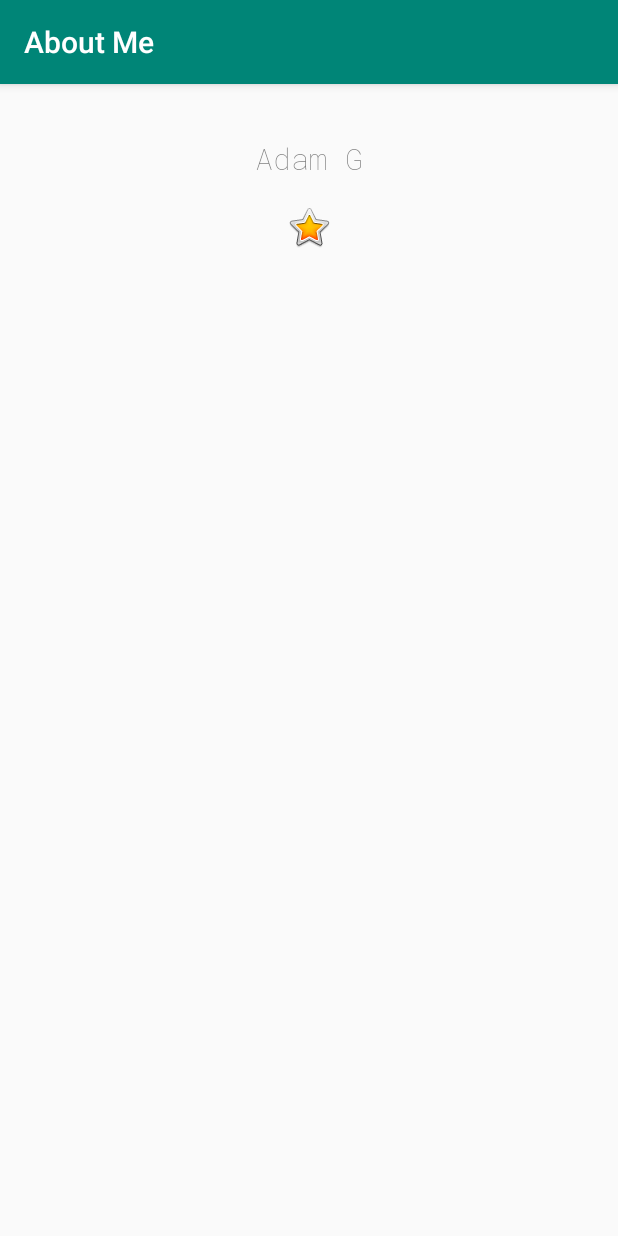
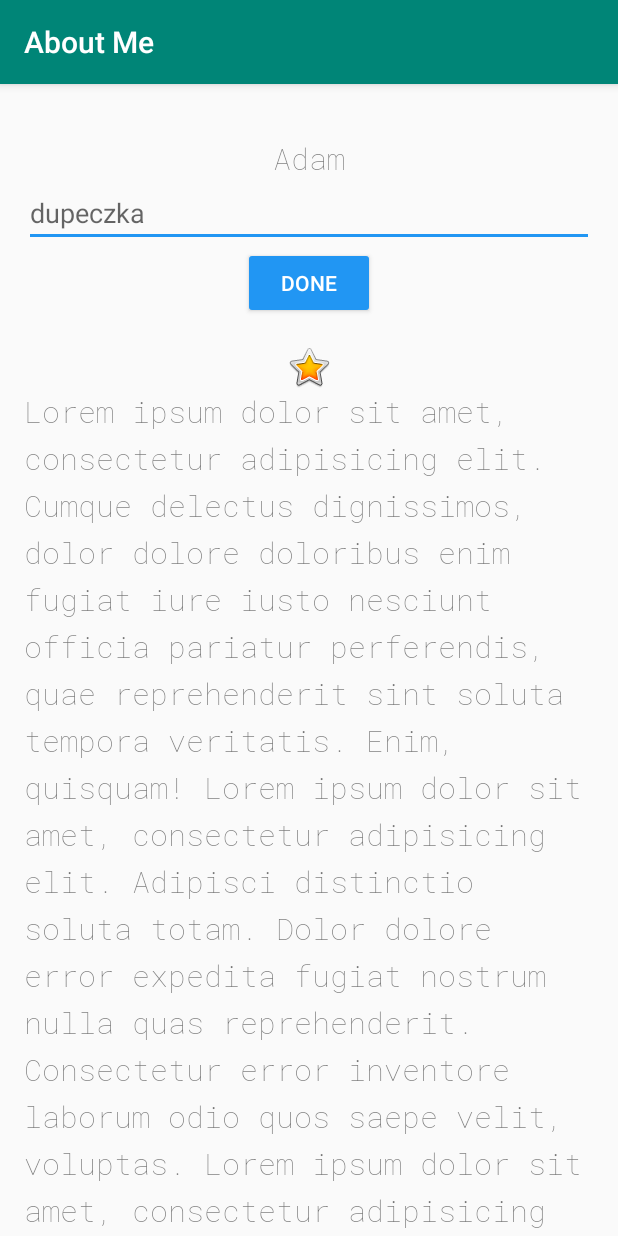
Before and after one commit to adamgajzlerowicz/android-tutorial, an Android app: the screen it shows after launch (MainActivity), on a phone screen of 412 x 824 dp. Run offline under Robolectric (Android 15) with nearby library versions, the phone set to English and light mode, and no system bars.

Commit message:
dupa udp

```diff
--- a/app/build.gradle
+++ b/app/build.gradle
@@ -30,4 +30,5 @@ dependencies {
     testImplementation 'junit:junit:4.12'
     androidTestImplementation 'com.android.support.test:runner:1.0.2'
     androidTestImplementation 'com.android.support.test.espresso:espresso-core:3.0.2'
+    implementation 'com.android.support:design:28.0.0'
 }
--- a/app/src/main/java/com/example/aboutme/MainActivity.kt
+++ b/app/src/main/java/com/example/aboutme/MainActivity.kt
@@ -1,12 +1,38 @@
 package com.example.aboutme
 
+import android.content.Context
 import android.support.v7.app.AppCompatActivity
 import android.os.Bundle
+import android.view.View
+import android.view.inputmethod.InputMethodManager
+import android.widget.Button
+import android.widget.EditText
+import android.widget.TextView
 
 class MainActivity : AppCompatActivity() {
 
     override fun onCreate(savedInstanceState: Bundle?) {
         super.onCreate(savedInstanceState)
         setContentView(R.layout.activity_main)
+
+        findViewById<Button>(R.id.done_button).setOnClickListener {
+            addNickname(it)
+        }
+    }
+
+    private fun addNickname(view: View) {
+        val textEdit = findViewById<EditText>(R.id.nickname_edit)
+        val nicknameTextView = findViewById<TextView>(R.id.result)
+
+
+        nicknameTextView.text = textEdit.text
+        textEdit.visibility = View.GONE
+        nicknameTextView.visibility = View.VISIBLE
+        view.visibility = View.GONE
+
+
+        // Hide the keyboard.
+        val imm = getSystemService(Context.INPUT_METHOD_SERVICE) as InputMethodManager
+        imm.hideSoftInputFromWindow(view.windowToken, 0)
     }
 }
--- a/app/src/main/res/layout/activity_main.xml
+++ b/app/src/main/res/layout/activity_main.xml
@@ -1,4 +1,5 @@
 <?xml version="1.0" encoding="utf-8"?>
+
 <android.widget.LinearLayout
         xmlns:android="http://schemas.android.com/apk/res/android"
         xmlns:tools="http://schemas.android.com/tools"
@@ -6,7 +7,10 @@
         android:layout_width="match_parent"
         android:layout_height="match_parent"
         tools:context=".MainActivity"
-        android:orientation="vertical">
+        android:orientation="vertical"
+        android:paddingStart="@dimen/padding"
+        android:paddingEnd="@dimen/padding"
+        android:gravity="center_horizontal">
 
     <TextView
             android:layout_width="match_parent"
@@ -14,14 +18,56 @@
             android:text="@string/my_name"
             app:layout_constraintLeft_toLeftOf="parent"
             app:layout_constraintRight_toRightOf="parent"
-            app:layout_constraintTop_toTopOf="parent" android:paddingTop="@dimen/padding_top"
+            app:layout_constraintTop_toTopOf="parent"
+            android:paddingTop="@dimen/padding_top"
             android:layout_marginTop="16dp"
-            app:layout_constraintHorizontal_bias="0.498" style="@style/style_1" android:textAlignment="center"/>
+            app:layout_constraintHorizontal_bias="0.498"
+            style="@style/style_1"
+            android:textAlignment="center"/>
+
+    <android.support.design.widget.TextInputEditText
+            android:layout_width="match_parent"
+            android:layout_height="wrap_content"
+            android:hint="@string/dupeczka"
+            android:id="@+id/nickname_edit"/>
+
+    <Button
+            android:text="@string/done_text"
+            style="@style/Widget.AppCompat.Button.Colored"
+            android:layout_width="wrap_content"
+            android:layout_height="wrap_content"
+            android:id="@+id/done_button"/>
+
+    <TextView
+            android:layout_width="match_parent"
+            android:layout_height="wrap_content"
+            android:id="@+id/result"
+            android:textAlignment="center"
+            style="@style/style_1"
+            android:visibility="gone"
+            android:text=""/>
+
     <ImageView
             android:layout_width="match_parent"
             android:layout_height="wrap_content"
             app:srcCompat="@android:drawable/btn_star_big_on"
-            android:id="@+id/star_image" android:contentDescription="@string/yellow_dupaa"
+            android:id="@+id/star_image"
+            android:contentDescription="@string/yellow_dupaa"
             android:layout_marginTop="16dp"/>
 
+    <ScrollView
+            android:layout_width="match_parent"
+            android:layout_height="match_parent"
+            android:id="@+id/bio_scroll">
+
+        <TextView
+                android:text="@string/bio"
+                android:layout_width="match_parent"
+                android:layout_height="wrap_content"
+                android:id="@+id/bio_test"
+                style="@style/style_1"
+                android:lineSpacingMultiplier="@dimen/spacing"
+                />
+    </ScrollView>
+
 </android.widget.LinearLayout>
--- a/app/src/main/res/values/colors.xml
+++ b/app/src/main/res/values/colors.xml
@@ -2,5 +2,5 @@
 <resources>
     <color name="colorPrimary">#008577</color>
     <color name="colorPrimaryDark">#00574B</color>
-    <color name="colorAccent">#D81B60</color>
+    <color name="colorAccent">#2196F3</color>
 </resources>
--- a/app/src/main/res/values/dimens.xml
+++ b/app/src/main/res/values/dimens.xml
@@ -1,4 +1,6 @@
 <?xml version="1.0" encoding="utf-8"?>
 <resources>
     <dimen name="padding_top">20dp</dimen>
+    <dimen name="padding">16dp</dimen>
+    <dimen name="spacing">1.2</dimen>
 </resources>
--- a/app/src/main/res/values/strings.xml
+++ b/app/src/main/res/values/strings.xml
@@ -1,5 +1,9 @@
 <resources>
     <string name="app_name">About Me</string>
-    <string name="my_name">Adam G</string>
-    <string name="yellow_dupaa">yellow dupa</string>
+    <string name="my_name">Adam</string>
+    <string name="bio">Lorem ipsum dolor sit amet, consectetur adipisicing elit. Cumque delectus dignissimos, dolor dolore doloribus enim fugiat iure iusto nesciunt officia pariatur perferendis, quae reprehenderit sint soluta tempora veritatis. Enim, quisquam! Lorem ipsum dolor sit amet, consectetur adipisicing elit. Adipisci distinctio soluta totam. Dolor dolore error expedita fugiat nostrum nulla quas reprehenderit. Consectetur error inventore laborum odio quos saepe velit, voluptas. Lorem ipsum dolor sit amet, consectetur adipisicing elit. Adipisci cupiditate fuga non nulla pariatur quis tempore? Accusamus accusantium aliquam asperiores corporis culpa doloremque et laudantium, mollitia nesciunt quasi recusandae totam.</string>
+    <string name="yellow_dupaa">desc</string>
+    <string name="dupeczka">dupeczka</string>
+    <string name="action_button">Click</string>
+    <string name="done_text">done</string>
 </resources>
```
